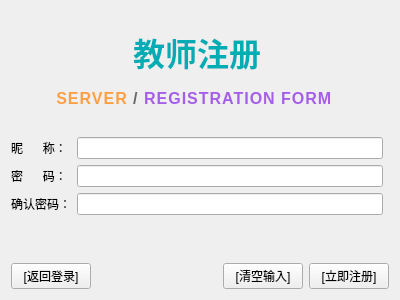
Old version of the form RoomatchServer/registerwidget.ui in the repository guanglongshen/Roomatch.
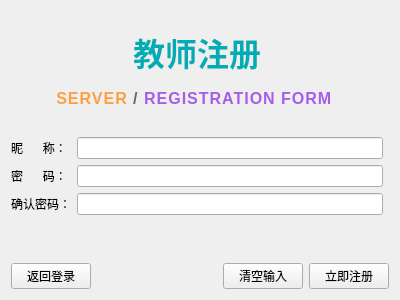
New version of the form.

Commit message: feat: 处理 S 端 TCP 连接 3 部曲，已准备 C 端连接，传包读取，断连。修改了 S 端注册页面按钮文字

```diff
--- a/RoomatchServer/registerwidget.ui
+++ b/RoomatchServer/registerwidget.ui
@@ -116,7 +116,7 @@
 &lt;/p&gt;</string>
        </property>
        <property name="text">
-        <string>[返回登录]</string>
+        <string>返回登录</string>
        </property>
       </widget>
      </item>
@@ -142,7 +142,7 @@
 &lt;/p&gt;</string>
        </property>
        <property name="text">
-        <string>[清空输入]</string>
+        <string>清空输入</string>
        </property>
       </widget>
      </item>
@@ -155,7 +155,7 @@
 &lt;/p&gt;</string>
        </property>
        <property name="text">
-        <string>[立即注册]</string>
+        <string>立即注册</string>
        </property>
       </widget>
      </item>
```
The commit also changes 5 other files.
